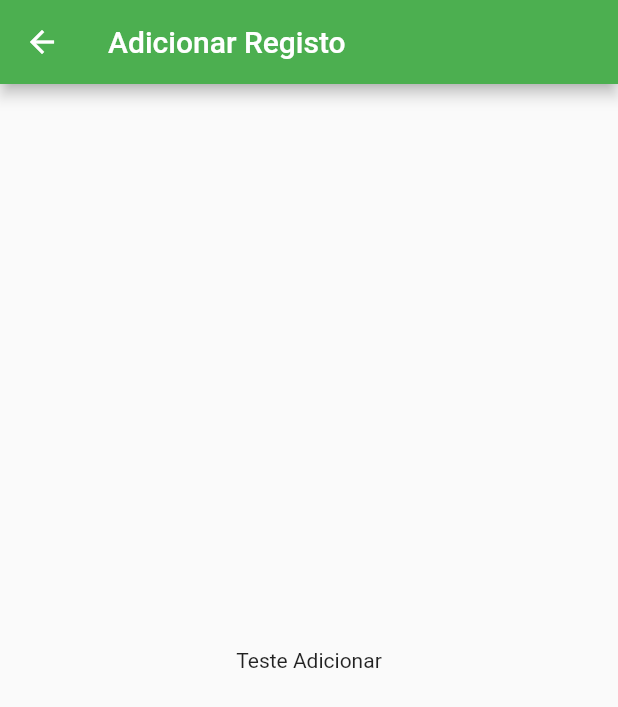
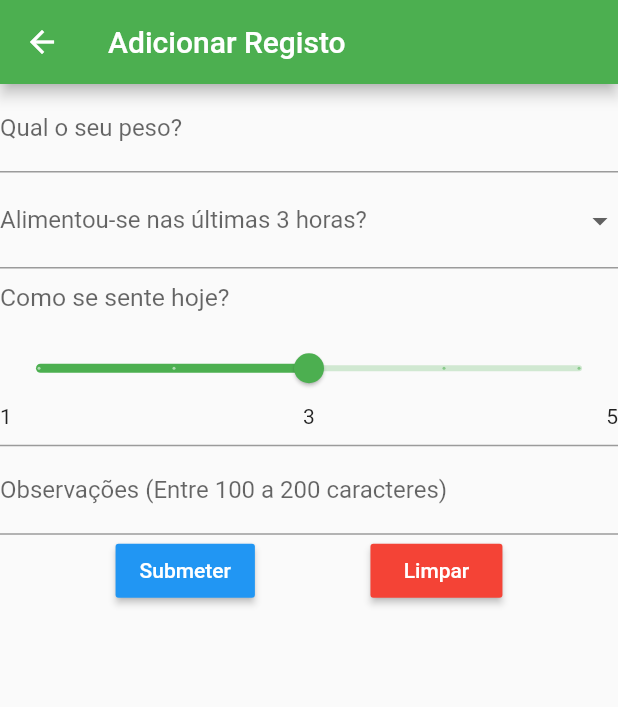
Before and after one commit to Pedro-Costa-Uni-Projects/Projeto-Flutter, a Flutter app: the AdicionarScreen screen opened directly, on a phone screen of 412 x 824 dp. Shown: the top 707 px of the screen. Run offline on Flutter 3.47's test engine with Material 2 defaults, Android fonts, the phone set to English and light mode, and no system bars; drawn by our look-alikes of flutter_form_builder; our stand-ins replace form_builder_validators.

Commit message:
If everything good "Adicionar Registo" should be done

```diff
--- a/lib/data/datasource.dart
+++ b/lib/data/datasource.dart
@@ -13,9 +13,9 @@ class DataSource {
     return _instance;
   }
 
-  void insert(registo) => _datasource.add(registo);
+  void insert(Registo registo) => _datasource.add(registo);
 
-  List getAll() => _datasource;
+  List<Registo> getAll() => _datasource;
 
   void edit(id) {
 
--- a/lib/main.dart
+++ b/lib/main.dart
@@ -1,5 +1,7 @@
 import 'package:flutter/material.dart';
+import 'package:flutter_localizations/flutter_localizations.dart';
 import 'package:mini_projeto/screens/dashboard.dart';
+import 'package:form_builder_validators/form_builder_validators.dart';
 
 void main() => runApp(const Main());
 
@@ -10,9 +12,20 @@ class Main extends StatelessWidget {
   @override
   Widget build(BuildContext context) {
     return MaterialApp(
+      supportedLocales: const [
+        Locale('pt'),
+        Locale('en'),
+      ],
+      localizationsDelegates: const [
+        GlobalMaterialLocalizations.delegate,
+        GlobalWidgetsLocalizations.delegate,
+        FormBuilderLocalizations.delegate,
+      ],
       title: 'Flutter Demo',
       theme: ThemeData(
         primarySwatch: Colors.green,
+        highlightColor: Colors.black.withOpacity(.5),
+        splashColor: Colors.grey,
       ),
       home: const Dashboard(),
     );
--- a/lib/model/registo.dart
+++ b/lib/model/registo.dart
@@ -3,6 +3,7 @@ class Registo {
   bool alimentacao;
   int nota;
   String observacoes;
+  DateTime data = DateTime.now();
 
   Registo(this.peso, this.alimentacao, this.nota, this.observacoes);
 
--- a/lib/screens/adicionar.dart
+++ b/lib/screens/adicionar.dart
@@ -1,4 +1,8 @@
 import 'package:flutter/material.dart';
+import 'package:flutter_form_builder/flutter_form_builder.dart';
+import 'package:form_builder_validators/form_builder_validators.dart';
+import 'package:mini_projeto/model/registo.dart';
+import 'package:mini_projeto/data/datasource.dart';
 
 class AdicionarScreen extends StatefulWidget {
   const AdicionarScreen({Key? key}) : super(key: key);
@@ -10,17 +14,108 @@ class AdicionarScreen extends StatefulWidget {
 }
 
 class _AdicionarScreenState extends State<AdicionarScreen> {
+  final  _fbKey = GlobalKey<FormBuilderState>();
+
+  DataSource _dataSource = DataSource.getInstance();
 
   @override
   Widget build(BuildContext context) {
     return Scaffold(
+      resizeToAvoidBottomInset: false,
       appBar: AppBar(
-        // Here we take the value from the MyHomePage object that was created by
-        // the App.build method, and use it to set our appbar title.
         title: Text(widget.title),
       ),
-      body: Center(
-        child: Text("Teste Adicionar"),
+      body: Column(
+        children: <Widget>[
+          FormBuilder(
+            key: _fbKey,
+            child: Column(
+              children: <Widget>[
+                FormBuilderTextField(
+                  decoration: InputDecoration(
+                    labelText: 'Qual o seu peso?',
+                  ),
+                  keyboardType: TextInputType.number,
+                  validator: FormBuilderValidators.compose([
+                    FormBuilderValidators.required(context),
+                    FormBuilderValidators.numeric(context),
+                  ]),
+                  name: "form_peso",
+                ),
+                FormBuilderDropdown(
+                  decoration: InputDecoration(
+                    labelText: 'Alimentou-se nas últimas 3 horas?',
+                  ),
+                  items: ['Sim', 'Não']
+                      .map((opcao) => DropdownMenuItem(
+                      value: opcao, child: Text("$opcao")))
+                      .toList(),
+                  validator: FormBuilderValidators.compose([
+                    FormBuilderValidators.required(context),
+                  ]),
+                  name: "form_alimentacao",
+                ),
+                FormBuilderSlider(
+                  decoration: InputDecoration(
+                      labelText: 'Como se sente hoje?',
+                      labelStyle: TextStyle(
+                        fontSize: 22.0,
+                      ),
+                  ),
+                  min: 1,
+                  max: 5,
+                  initialValue: 3,
+                  divisions: 4,
+                  name: "form_nota",
+                  validator: FormBuilderValidators.compose([
+                      FormBuilderValidators.required(context),
+                  ]),
+                ),
+                FormBuilderTextField(
+                  decoration: InputDecoration(
+                    labelText: 'Observações (Entre 100 a 200 caracteres)',
+                  ),
+                  keyboardType: TextInputType.multiline,
+                  minLines: 1,
+                  maxLines: 6,
+                  validator: FormBuilderValidators.compose([
+                    FormBuilderValidators.required(context),
+                    FormBuilderValidators.minLength(context, 100),
+                    FormBuilderValidators.maxLength(context, 200),
+                  ]),
+                  name: "form_observacoes",
+                ),
+
+              ],
+            ),
+          ),
+          Row(
+            mainAxisSize: MainAxisSize.max,
+            mainAxisAlignment: MainAxisAlignment.spaceEvenly,
+            children: [
+              MaterialButton(
+                child: Text("Submeter", style: TextStyle(color: Colors.white),),
+                color: Colors.blue,
+                onPressed: () {
+                    _fbKey.currentState?.save();
+                    if (_fbKey.currentState!.validate()) {
+                      final formData = _fbKey.currentState?.value;
+                      print(formData);
+                      Registo novoRegisto = Registo(formData!['form_peso'], formData['form_alimentacao'], formData['form_nota'], formData['form_observacoes']);
+                      _dataSource.insert(novoRegisto);
+                    }
+                },
+              ),
+              MaterialButton(
+                child: Text("Limpar", style: TextStyle(color: Colors.white),),
+                color: Colors.red,
+                onPressed: () {
+                  _fbKey.currentState!.reset();
+                },
+              ),
+            ],
+          )
+        ],
       ),
 
     );
```
Also changed, not shown: pubspec.yaml (+7 -0 lines), lib/assets/drawer_logo.png, pubspec.lock.
